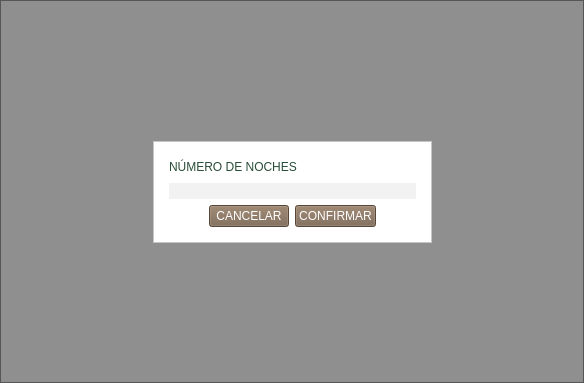
Above: nights.ui from altitude-solutions/Camino_Real_Desktop before the change. Below: the same form after it.
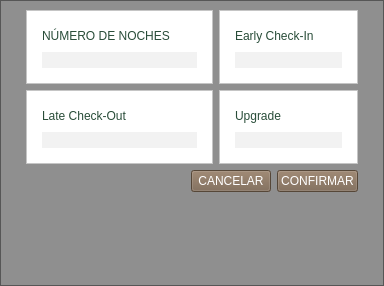
That is the form after the change.

What changed in the file:
```diff
--- a/nights.ui
+++ b/nights.ui
@@ -6,8 +6,8 @@
    <rect>
     <x>0</x>
     <y>0</y>
-    <width>584</width>
-    <height>383</height>
+    <width>384</width>
+    <height>286</height>
    </rect>
   </property>
   <property name="windowTitle">
@@ -16,7 +16,7 @@
   <property name="styleSheet">
    <string notr="true"/>
   </property>
-  <layout class="QVBoxLayout" name="verticalLayout_3">
+  <layout class="QVBoxLayout" name="verticalLayout_7">
    <property name="spacing">
     <number>0</number>
    </property>
@@ -43,7 +43,7 @@
      <property name="frameShadow">
       <enum>QFrame::Raised</enum>
      </property>
-     <layout class="QVBoxLayout" name="verticalLayout_2">
+     <layout class="QVBoxLayout" name="verticalLayout_6">
       <item>
        <spacer name="verticalSpacer_2">
         <property name="orientation">
@@ -55,13 +55,13 @@
         <property name="sizeHint" stdset="0">
          <size>
           <width>20</width>
-          <height>78</height>
+          <height>0</height>
          </size>
         </property>
        </spacer>
       </item>
       <item>
-       <layout class="QHBoxLayout" name="horizontalLayout_4">
+       <layout class="QHBoxLayout" name="horizontalLayout_10">
         <item>
          <spacer name="horizontalSpacer_6">
           <property name="orientation">
@@ -76,6 +76,10 @@
          </spacer>
         </item>
         <item>
+         <layout class="QVBoxLayout" name="verticalLayout_5">
+          <item>
+           <layout class="QGridLayout" name="gridLayout">
+            <item row="0" column="0">
          <widget class="QFrame" name="frame">
           <property name="styleSheet">
            <string notr="true">background-color:white;</string>
@@ -149,6 +153,242 @@
              </item>
             </layout>
            </item>
+              </layout>
+             </widget>
+            </item>
+            <item row="0" column="1">
+             <widget class="QFrame" name="frame_3">
+              <property name="styleSheet">
+               <string notr="true">background-color:white;</string>
+              </property>
+              <property name="frameShape">
+               <enum>QFrame::StyledPanel</enum>
+              </property>
+              <property name="frameShadow">
+               <enum>QFrame::Raised</enum>
+              </property>
+              <layout class="QVBoxLayout" name="verticalLayout_2">
+               <property name="leftMargin">
+                <number>15</number>
+               </property>
+               <property name="topMargin">
+                <number>15</number>
+               </property>
+               <property name="rightMargin">
+                <number>15</number>
+               </property>
+               <property name="bottomMargin">
+                <number>15</number>
+               </property>
+               <item>
+                <layout class="QHBoxLayout" name="horizontalLayout_4">
+                 <item>
+                  <widget class="QLabel" name="checkin">
+                   <property name="styleSheet">
+                    <string notr="true">font: 12pt &quot;MS Shell Dlg 2&quot;;
+color: #294D39;</string>
+                   </property>
+                   <property name="text">
+                    <string>Early Check-In</string>
+                   </property>
+                  </widget>
+                 </item>
+                 <item>
+                  <spacer name="horizontalSpacer_2">
+                   <property name="orientation">
+                    <enum>Qt::Horizontal</enum>
+                   </property>
+                   <property name="sizeHint" stdset="0">
+                    <size>
+                     <width>40</width>
+                     <height>20</height>
+                    </size>
+                   </property>
+                  </spacer>
+                 </item>
+                </layout>
+               </item>
+               <item>
+                <layout class="QHBoxLayout" name="horizontalLayout_5">
+                 <item>
+                  <widget class="QLineEdit" name="nights_2">
+                   <property name="styleSheet">
+                    <string notr="true">background-color:#F2F2F2;
+font: 12pt &quot;MS Shell Dlg 2&quot;;
+border:0px solid;
+color: #294D39;
+min-height:2em;
+max-height:2em;</string>
+                   </property>
+                   <property name="cursorPosition">
+                    <number>0</number>
+                   </property>
+                   <property name="alignment">
+                    <set>Qt::AlignCenter</set>
+                   </property>
+                  </widget>
+                 </item>
+                </layout>
+               </item>
+              </layout>
+             </widget>
+            </item>
+            <item row="1" column="0">
+             <widget class="QFrame" name="frame_4">
+              <property name="styleSheet">
+               <string notr="true">background-color:white;</string>
+              </property>
+              <property name="frameShape">
+               <enum>QFrame::StyledPanel</enum>
+              </property>
+              <property name="frameShadow">
+               <enum>QFrame::Raised</enum>
+              </property>
+              <layout class="QVBoxLayout" name="verticalLayout_3">
+               <property name="leftMargin">
+                <number>15</number>
+               </property>
+               <property name="topMargin">
+                <number>15</number>
+               </property>
+               <property name="rightMargin">
+                <number>15</number>
+               </property>
+               <property name="bottomMargin">
+                <number>15</number>
+               </property>
+               <item>
+                <layout class="QHBoxLayout" name="horizontalLayout_6">
+                 <item>
+                  <widget class="QLabel" name="checkout">
+                   <property name="styleSheet">
+                    <string notr="true">font: 12pt &quot;MS Shell Dlg 2&quot;;
+color: #294D39;</string>
+                   </property>
+                   <property name="text">
+                    <string>Late Check-Out</string>
+                   </property>
+                  </widget>
+                 </item>
+                 <item>
+                  <spacer name="horizontalSpacer_3">
+                   <property name="orientation">
+                    <enum>Qt::Horizontal</enum>
+                   </property>
+                   <property name="sizeHint" stdset="0">
+                    <size>
+                     <width>40</width>
+                     <height>20</height>
+                    </size>
+                   </property>
+                  </spacer>
+                 </item>
+                </layout>
+               </item>
+               <item>
+                <layout class="QHBoxLayout" name="horizontalLayout_7">
+                 <item>
+                  <widget class="QLineEdit" name="nights_3">
+                   <property name="styleSheet">
+                    <string notr="true">background-color:#F2F2F2;
+font: 12pt &quot;MS Shell Dlg 2&quot;;
+border:0px solid;
+color: #294D39;
+min-height:2em;
+max-height:2em;</string>
+                   </property>
+                   <property name="cursorPosition">
+                    <number>0</number>
+                   </property>
+                   <property name="alignment">
+                    <set>Qt::AlignCenter</set>
+                   </property>
+                  </widget>
+                 </item>
+                </layout>
+               </item>
+              </layout>
+             </widget>
+            </item>
+            <item row="1" column="1">
+             <widget class="QFrame" name="frame_5">
+              <property name="styleSheet">
+               <string notr="true">background-color:white;</string>
+              </property>
+              <property name="frameShape">
+               <enum>QFrame::StyledPanel</enum>
+              </property>
+              <property name="frameShadow">
+               <enum>QFrame::Raised</enum>
+              </property>
+              <layout class="QVBoxLayout" name="verticalLayout_4">
+               <property name="leftMargin">
+                <number>15</number>
+               </property>
+               <property name="topMargin">
+                <number>15</number>
+               </property>
+               <property name="rightMargin">
+                <number>15</number>
+               </property>
+               <property name="bottomMargin">
+                <number>15</number>
+               </property>
+               <item>
+                <layout class="QHBoxLayout" name="horizontalLayout_8">
+                 <item>
+                  <widget class="QLabel" name="upgrade">
+                   <property name="styleSheet">
+                    <string notr="true">font: 12pt &quot;MS Shell Dlg 2&quot;;
+color: #294D39;</string>
+                   </property>
+                   <property name="text">
+                    <string>Upgrade</string>
+                   </property>
+                  </widget>
+                 </item>
+                 <item>
+                  <spacer name="horizontalSpacer_8">
+                   <property name="orientation">
+                    <enum>Qt::Horizontal</enum>
+                   </property>
+                   <property name="sizeHint" stdset="0">
+                    <size>
+                     <width>40</width>
+                     <height>20</height>
+                    </size>
+                   </property>
+                  </spacer>
+                 </item>
+                </layout>
+               </item>
+               <item>
+                <layout class="QHBoxLayout" name="horizontalLayout_9">
+                 <item>
+                  <widget class="QLineEdit" name="nights_4">
+                   <property name="styleSheet">
+                    <string notr="true">background-color:#F2F2F2;
+font: 12pt &quot;MS Shell Dlg 2&quot;;
+border:0px solid;
+color: #294D39;
+min-height:2em;
+max-height:2em;</string>
+                   </property>
+                   <property name="cursorPosition">
+                    <number>0</number>
+                   </property>
+                   <property name="alignment">
+                    <set>Qt::AlignCenter</set>
+                   </property>
+                  </widget>
+                 </item>
+                </layout>
+               </item>
+              </layout>
+             </widget>
+            </item>
+           </layout>
+          </item>
            <item>
             <layout class="QHBoxLayout" name="horizontalLayout">
              <item>
@@ -196,23 +436,9 @@
                </property>
               </widget>
              </item>
-             <item>
-              <spacer name="horizontalSpacer_5">
-               <property name="orientation">
-                <enum>Qt::Horizontal</enum>
-               </property>
-               <property name="sizeHint" stdset="0">
-                <size>
-                 <width>40</width>
-                 <height>20</height>
-                </size>
-               </property>
-              </spacer>
-             </item>
             </layout>
            </item>
           </layout>
-         </widget>
         </item>
         <item>
          <spacer name="horizontalSpacer_7">
```
Lines whose indentation alone changed are shown as unchanged.
